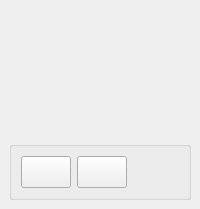
Old version of the form src/components/core/inspector/ui/Inspector.ui in the repository KelSolaar/sIBL_GUI.
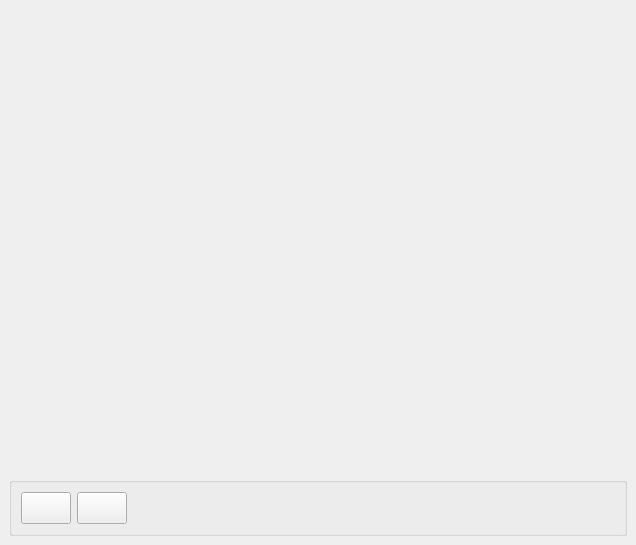
New version of the form.

Commit message: Update Ui and layouts default settings.

Patch:
```diff
--- a/src/components/core/inspector/ui/Inspector.ui
+++ b/src/components/core/inspector/ui/Inspector.ui
@@ -79,7 +79,10 @@
        <enum>QFrame::Raised</enum>
       </property>
       <layout class="QGridLayout" name="Overall_frame_gridLayout">
-       <item row="0" column="0">
+       <property name="verticalSpacing">
+        <number>0</number>
+       </property>
+       <item row="1" column="0">
         <widget class="QFrame" name="Title_frame">
          <property name="frameShadow">
           <enum>QFrame::Raised</enum>
@@ -98,15 +101,24 @@
          </layout>
         </widget>
        </item>
-       <item row="1" column="0">
+       <item row="2" column="0">
         <widget class="QFrame" name="Image_frame">
-         <property name="sizePolicy">
-          <sizepolicy hsizetype="Preferred" vsizetype="Expanding">
-           <horstretch>0</horstretch>
-           <verstretch>0</verstretch>
-          </sizepolicy>
+         <property name="minimumSize">
+          <size>
+           <width>600</width>
+           <height>300</height>
+          </size>
+         </property>
+         <property name="maximumSize">
+          <size>
+           <width>600</width>
+           <height>300</height>
+          </size>
          </property>
          <layout class="QGridLayout" name="Image_frame_gridLayout">
+          <property name="margin">
+           <number>0</number>
+          </property>
           <item row="0" column="0">
            <widget class="QLabel" name="Image_label">
             <property name="text">
@@ -126,7 +138,7 @@
          </layout>
         </widget>
        </item>
-       <item row="2" column="0">
+       <item row="3" column="0">
         <widget class="QFrame" name="Details_frame">
          <layout class="QGridLayout" name="Details_frame_gridLayout">
           <item row="0" column="0">
@@ -142,6 +154,32 @@
          </layout>
         </widget>
        </item>
+       <item row="0" column="0">
+        <spacer name="Top_verticalSpacer">
+         <property name="orientation">
+          <enum>Qt::Vertical</enum>
+         </property>
+         <property name="sizeHint" stdset="0">
+          <size>
+           <width>20</width>
+           <height>40</height>
+          </size>
+         </property>
+        </spacer>
+       </item>
+       <item row="4" column="0">
+        <spacer name="Bottom_verticalSpacer">
+         <property name="orientation">
+          <enum>Qt::Vertical</enum>
+         </property>
+         <property name="sizeHint" stdset="0">
+          <size>
+           <width>20</width>
+           <height>40</height>
+          </size>
+         </property>
+        </spacer>
+       </item>
       </layout>
      </widget>
     </item>
```
The commit also changes 2 other files.
